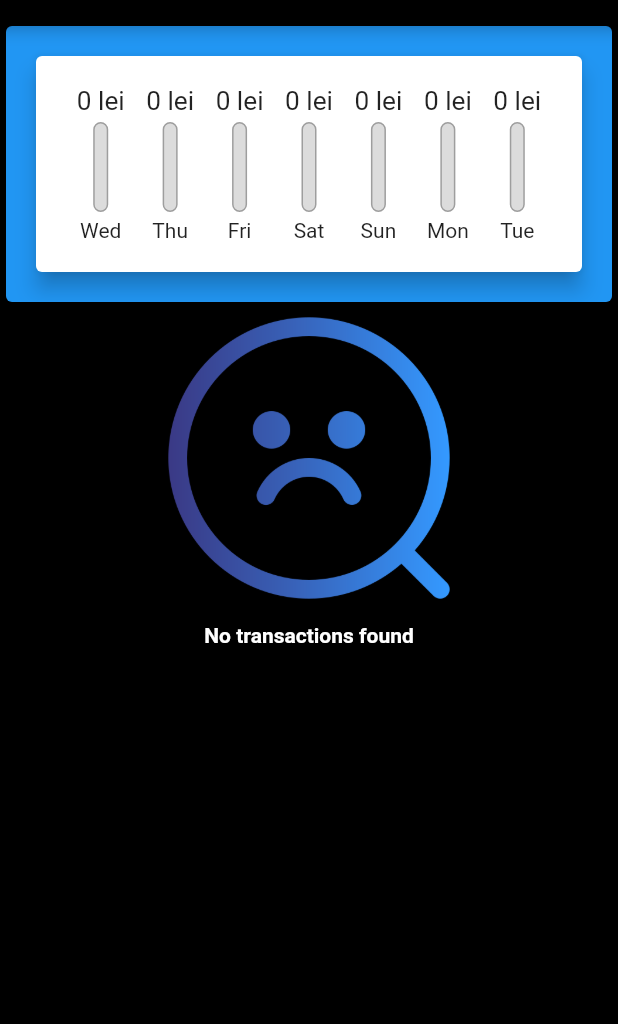
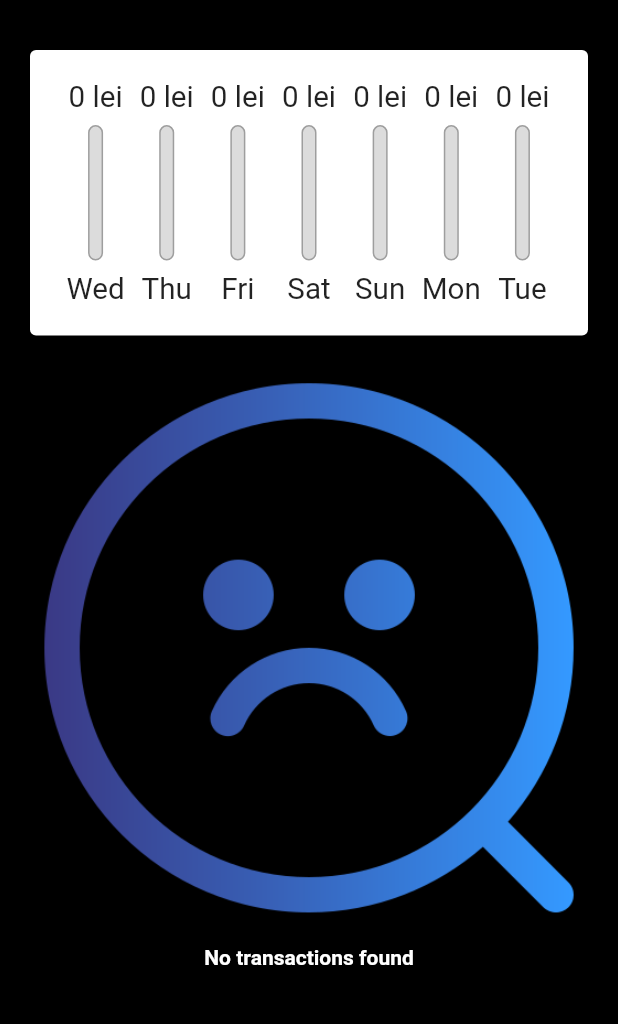
Before and after one commit to snichita817/personal-expenses-app, a Flutter app: the screen it shows after launch, on a phone screen of 412 x 824 dp, the part 64-1088 px from its top. Run offline on Flutter 3.47's test engine with Material 2 defaults, Android fonts, the phone set to English and light mode, and no system bars; missing offline and left inert: dart:ffi.

Commit message:
responsive and adaptive UI

```diff
--- a/lib/main.dart
+++ b/lib/main.dart
@@ -1,11 +1,17 @@
 import 'package:flutter/material.dart';
+import 'package:flutter/services.dart';
 import 'package:personal_expenses/widgets/add_transaction.dart';
 import 'package:personal_expenses/widgets/edit_transaction.dart';
 import 'package:personal_expenses/widgets/transaction_history.dart';
 import './models/transaction.dart';
 import './widgets/chart.dart';
 
-void main() => runApp(MyApp());
+void main() {
+//  // Set application to be used only in portrait orientation
+  // WidgetsFlutterBinding.ensureInitialized();
+  // SystemChrome.setPreferredOrientations([DeviceOrientation.portraitUp, DeviceOrientation.portraitDown,],);
+  runApp(MyApp());
+}
 
 class MyApp extends StatelessWidget {
   @override
@@ -63,6 +69,9 @@ class _MyHomePageState extends State<MyHomePage> {
       _userTransactions.add(newTransaction);
     });
   }
+
+  bool _showChart = false;
+
   void _addNewTransactionMenu(BuildContext cnt) {
     showModalBottomSheet(
       context: cnt,
@@ -129,30 +138,55 @@ class _MyHomePageState extends State<MyHomePage> {
 
   @override
   Widget build(BuildContext context) {
-    return Scaffold(
-      backgroundColor: Theme.of(context).colorScheme.primary,
-      appBar: AppBar(
+    final bool isLandscape = MediaQuery.of(context).orientation == Orientation.landscape;
+    final appBar = AppBar(
         title: Text('My Expenses'),
         actions: <Widget>[
           IconButton(
               onPressed: () => _addNewTransactionMenu(context),
               icon: Icon(Icons.add))
         ],
-      ),
+      );
+    final transactionListContainer = Container(
+                height: (MediaQuery.of(context).size.height - appBar.preferredSize.height - MediaQuery.of(context).padding.top) * 0.7,
+                child: TransactionHisotry(_userTransactions, _deleteTransaction, _editNewTransactionMenu),
+              );
+    return Scaffold(
+      backgroundColor: Theme.of(context).colorScheme.primary,
+      appBar: appBar,
       body: SingleChildScrollView(
         child: Container(
           child: Column(
             // mainAxisAlignment: MainAxisAlignment.spaceAround,
             crossAxisAlignment: CrossAxisAlignment.stretch,
             children: <Widget>[
-              Container(
+              // If it is in landscape render the switch
+              // If not ommit the switch and print out things as they are
+              if (isLandscape) Row(mainAxisAlignment: MainAxisAlignment.center, children: <Widget>[
+                Text('Show Chart'),
+                Switch(value: _showChart, onChanged: (val) {
+                  setState(() {
+                    _showChart = val;
+                  });
+                }),
+              ],),
+              // if we are not in landscape mode -> render chart container and transactions container
+              if(!isLandscape) Container(
+                    height: (MediaQuery.of(context).size.height - appBar.preferredSize.height - MediaQuery.of(context).padding.top) * 0.3,
+                    child: Chart(recentTransactions: _recentTransactions),
+                  ),
+              if(!isLandscape) transactionListContainer,
+              _showChart ? Container(
                 width: double.infinity,
                 child: Card(
                   color: Colors.blue,
-                  child: Chart(recentTransactions: _recentTransactions),
+                  child: Container(
+                    height: (MediaQuery.of(context).size.height - appBar.preferredSize.height - MediaQuery.of(context).padding.top) * 0.7,
+                    child: Chart(recentTransactions: _recentTransactions),
+                  ),
                 ),
-              ),
-              TransactionHisotry(_userTransactions, _deleteTransaction, _editNewTransactionMenu),
+              )
+              : transactionListContainer,
             ],
           ),
         ),
--- a/lib/widgets/add_transaction.dart
+++ b/lib/widgets/add_transaction.dart
@@ -55,10 +55,12 @@ class _AddTransactionState extends State<AddTransaction> {
 
   @override
   Widget build(BuildContext context) {
-    return Card(
+    // Wrapping in single child scroll view to scroll when keyword shows up and you dont have space to type
+    return SingleChildScrollView(
+      child: Card(
         elevation: 10,
         child: Container(
-        padding: EdgeInsets.all(10),
+          padding: EdgeInsets.only(top: 10, left: 10, right: 10, bottom: MediaQuery.of(context).viewInsets.bottom + 10,),
           child: Column(
             crossAxisAlignment: CrossAxisAlignment.end,
             children: [
@@ -109,6 +111,7 @@ class _AddTransactionState extends State<AddTransaction> {
             ],
           ),
         ),
+      ),
     );
   }
 }
--- a/lib/widgets/chart.dart
+++ b/lib/widgets/chart.dart
@@ -47,7 +47,6 @@ class Chart extends StatelessWidget {
   }
 
   Widget build(BuildContext context) {
-    print(groupedTransactionValues);
     return Card(
         elevation: 6,
         margin: EdgeInsets.all(20),
--- a/lib/widgets/chart_bar.dart
+++ b/lib/widgets/chart_bar.dart
@@ -14,17 +14,19 @@ class ChartBar extends StatelessWidget {
 
   @override
   Widget build(BuildContext context) {
-    return Column(
+    return LayoutBuilder(builder: (context, constraints) {
+      return Column(
       children: <Widget>[
-        // fitted box to shrink the text of the amount spent
+        // contains the spent amount text
         Container(
-          height: 20,
+          height: constraints.maxHeight * 0.15,
+          // fitted box to shrink the text of the amount spent
           child: FittedBox(child: Text("${spentAmount.toStringAsFixed(0)} lei"))),
         SizedBox(
-          height: 4,
+          height: constraints.maxHeight * 0.05,
         ),
         Container(
-          height: 60,
+          height: constraints.maxHeight * 0.6,
           width: 10,
           child: Stack(children: <Widget>[
             // element at the bottom
@@ -49,10 +51,14 @@ class ChartBar extends StatelessWidget {
           ]),
         ),
         SizedBox(
-          height: 4,
+          height: constraints.maxHeight * 0.05,
         ),
-        Text(label),
+        Container(
+          height: constraints.maxHeight * 0.15,
+          child: FittedBox(child: Text(label)),),
       ],
     );
+    },);
+
   }
 }
--- a/lib/widgets/edit_transaction.dart
+++ b/lib/widgets/edit_transaction.dart
@@ -61,10 +61,12 @@ class _EditTransactionState extends State<EditTransaction> {
 
   @override
   Widget build(BuildContext context) {
-    return Card(
+    // Wrapping in single child scroll view to scroll when keyword shows up and you dont have space to type
+    return SingleChildScrollView(
+      child: Card(
         elevation: 10,
         child: Container(
-        padding: EdgeInsets.all(10),
+          padding: EdgeInsets.only(top: 10, left: 10, right: 10, bottom: MediaQuery.of(context).viewInsets.bottom + 10,),
           child: Column(
             crossAxisAlignment: CrossAxisAlignment.end,
             children: [
@@ -115,6 +117,7 @@ class _EditTransactionState extends State<EditTransaction> {
             ],
           ),
         ),
+      ),
     );
   }
 }
--- a/lib/widgets/transaction_history.dart
+++ b/lib/widgets/transaction_history.dart
@@ -14,9 +14,7 @@ class TransactionHisotry extends StatelessWidget {
 
   @override
   Widget build(BuildContext context) {
-    return Container(
-      height: 500,
-      child: transactions.isNotEmpty
+    return transactions.isNotEmpty
           ? ListView.builder(
               itemBuilder: (context, index) {
                 final transaction = transactions[index];
@@ -103,10 +101,11 @@ class TransactionHisotry extends StatelessWidget {
               },
               itemCount: transactions.length,
             )
-          : Column(
+          : LayoutBuilder(builder: (context, constraints) {
+              return Column(
                 children: <Widget>[
                   Container(
-                  height: 200,
+                    height: constraints.maxHeight * 0.70,
                     child: Image.asset(
                       'assets/images/nothing.png',
                       fit: BoxFit.cover,
@@ -121,7 +120,8 @@ class TransactionHisotry extends StatelessWidget {
                         TextStyle(color: Colors.white, fontWeight: FontWeight.bold),
                   ),
                 ],
-            ),
+              );
+          }
         );
   }
 }
```
Also changed, not shown: 1 other file. Lines whose indentation alone changed are shown as unchanged.
